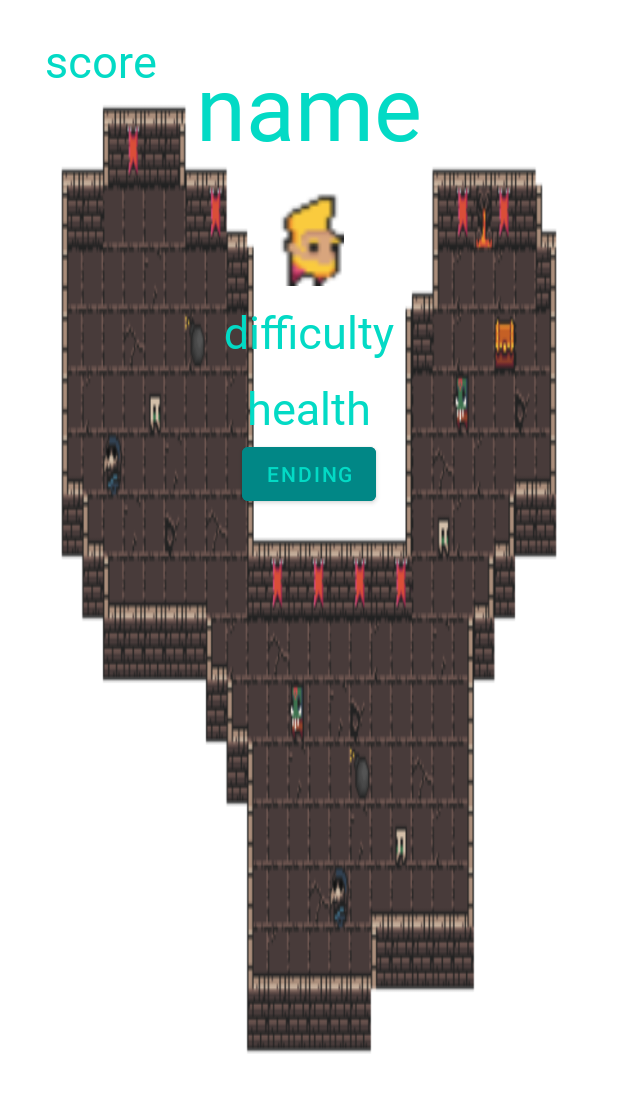
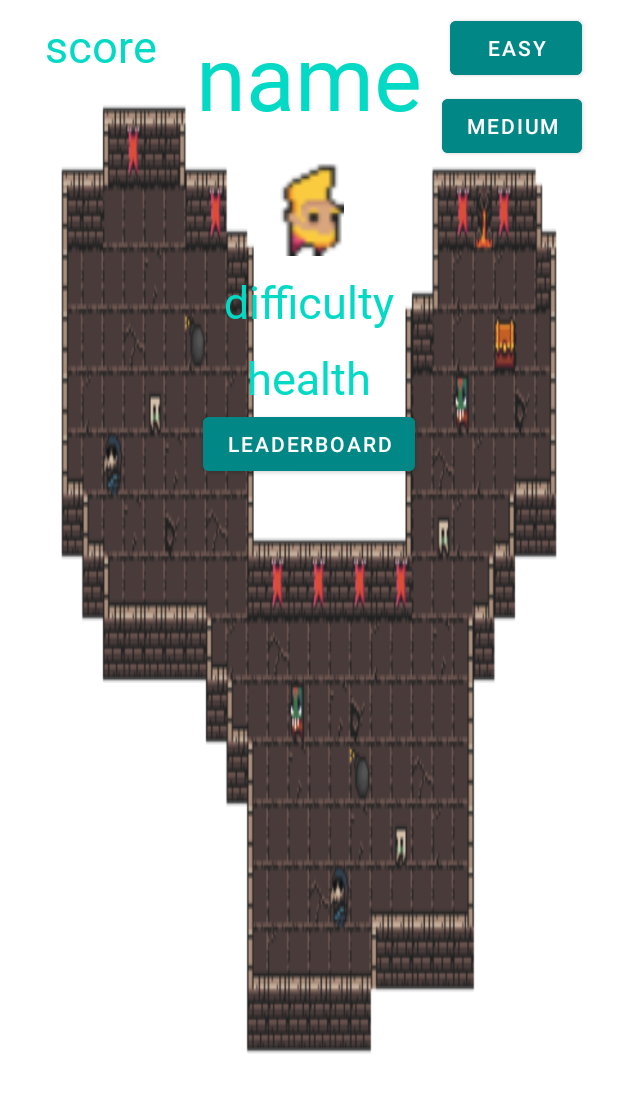
Before and after one commit to emmalynguyen/CS2340C_Team19, an Android app: the layout activity_game_hard.xml on its own in the app's theme, with its tools: preview values and no code run, on a phone screen of 412 x 824 dp. Shown: the top 1093 px of the screen. Run offline under Robolectric (Android 15) with nearby library versions, the phone set to English and light mode, and no system bars.

Commit message:
Go Between Difficulty Level Screens
Buttons were added to each level screen, buttons are not functional

```diff
--- a/DungeonCrawler/app/src/main/res/layout/activity_game_hard.xml
+++ b/DungeonCrawler/app/src/main/res/layout/activity_game_hard.xml
@@ -14,7 +14,7 @@
         android:fontFamily="@font/vt323"
         android:text="score"
         android:textColor="@color/teal_200"
-        android:layout_marginTop="20dp"
+        android:layout_marginTop="10dp"
         android:layout_marginHorizontal="30dp"
         android:textSize="30dp"
         app:layout_constraintTop_toTopOf="parent"
@@ -27,7 +27,7 @@
         android:fontFamily="@font/vt323"
         android:text="name"
         android:textColor="@color/teal_200"
-        android:layout_marginTop="30dp"
+        android:layout_marginTop="10dp"
         android:textSize="60dp"
         app:layout_constraintTop_toTopOf="parent"
         app:layout_constraintStart_toStartOf="parent"
@@ -82,12 +82,35 @@
         android:layout_width="wrap_content"
         android:layout_height="wrap_content"
         android:backgroundTint="@color/teal_700"
-        android:text="Ending"
-        android:textColor="@color/teal_200"
+        android:text="Leaderboard"
+        android:textColor="@color/white"
         app:layout_constraintEnd_toEndOf="parent"
         app:layout_constraintHorizontal_bias="0.5"
         app:layout_constraintStart_toStartOf="parent"
         app:layout_constraintTop_toBottomOf="@id/healthText" />
 
+    <Button
+        android:id="@+id/easyButton"
+        android:layout_width="wrap_content"
+        android:layout_height="wrap_content"
+        android:layout_marginTop="8dp"
+        android:layout_marginEnd="24dp"
+        android:backgroundTint="@color/teal_700"
+        android:text="Easy"
+        android:textColor="@color/white"
+        app:layout_constraintEnd_toEndOf="parent"
+        app:layout_constraintTop_toTopOf="parent" />
+
+    <Button
+        android:id="@+id/mediumButton"
+        android:layout_width="wrap_content"
+        android:layout_height="wrap_content"
+        android:layout_marginTop="60dp"
+        android:layout_marginEnd="24dp"
+        android:backgroundTint="@color/teal_700"
+        android:text="Medium"
+        android:textColor="@color/white"
+        app:layout_constraintEnd_toEndOf="parent"
+        app:layout_constraintTop_toTopOf="parent" />
 
 </androidx.constraintlayout.widget.ConstraintLayout>
```
Also changed, not shown: DungeonCrawler/app/src/main/java/com/example/dungeoncrawler/views/GameSceneEasy.java (+16 -2 lines), DungeonCrawler/app/src/main/res/layout/activity_game_easy.xml (+28 -4 lines), DungeonCrawler/app/src/main/res/layout/activity_game_medium.xml (+27 -4 lines).
